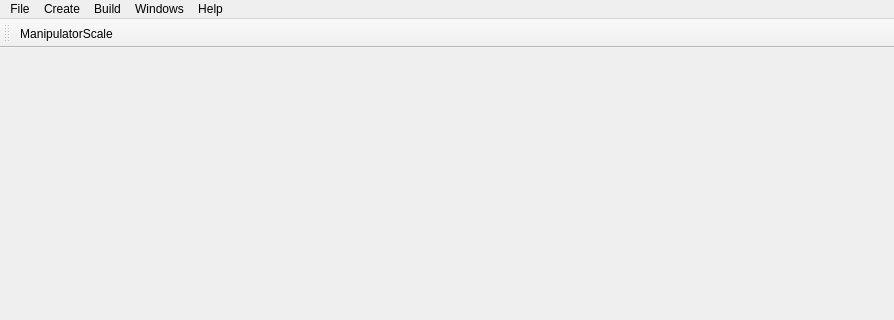
This is mainwindow.ui in QtOpenGL/RenderMasterEditor as Qt 5 draws it before an edit; both pictures show x 0 to 894 and y 0 to 320 of the 894 by 547 pixel window. The edited form follows.
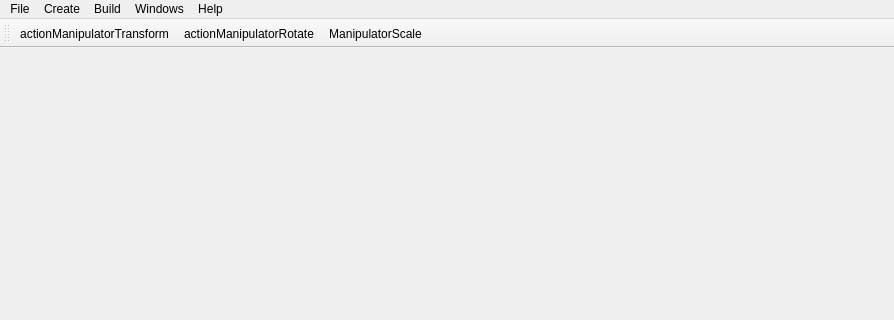
This is the edited form. Icons and pictures are not drawn.

```diff
--- a/mainwindow.ui
+++ b/mainwindow.ui
@@ -98,6 +98,12 @@
    <addaction name="menuHelp"/>
   </widget>
   <widget class="QToolBar" name="toolBar">
+   <property name="sizePolicy">
+    <sizepolicy hsizetype="Preferred" vsizetype="Fixed">
+     <horstretch>0</horstretch>
+     <verstretch>0</verstretch>
+    </sizepolicy>
+   </property>
    <property name="windowTitle">
     <string>toolBar</string>
    </property>
@@ -113,6 +119,8 @@
    <attribute name="toolBarBreak">
     <bool>false</bool>
    </attribute>
+   <addaction name="actionactionManipulatorTransform"/>
+   <addaction name="actionactionManipulatorRotate"/>
    <addaction name="actionManipulatorScale"/>
   </widget>
   <action name="actionNew_scene">
@@ -255,6 +263,30 @@
     <string>ManipulatorScale</string>
    </property>
   </action>
+  <action name="actionactionManipulatorTransform">
+   <property name="checkable">
+    <bool>true</bool>
+   </property>
+   <property name="icon">
+    <iconset resource="myresources.qrc">
+     <normaloff>:/icons/manipulator_transform.png</normaloff>:/icons/manipulator_transform.png</iconset>
+   </property>
+   <property name="text">
+    <string>actionManipulatorTransform</string>
+   </property>
+  </action>
+  <action name="actionactionManipulatorRotate">
+   <property name="checkable">
+    <bool>true</bool>
+   </property>
+   <property name="icon">
+    <iconset resource="myresources.qrc">
+     <normaloff>:/icons/manipulator_rotate.png</normaloff>:/icons/manipulator_rotate.png</iconset>
+   </property>
+   <property name="text">
+    <string>actionManipulatorRotate</string>
+   </property>
+  </action>
  </widget>
  <layoutdefault spacing="6" margin="11"/>
  <resources>
```
Left out of the diff: 3 changed lines with no effect on the pictures.
